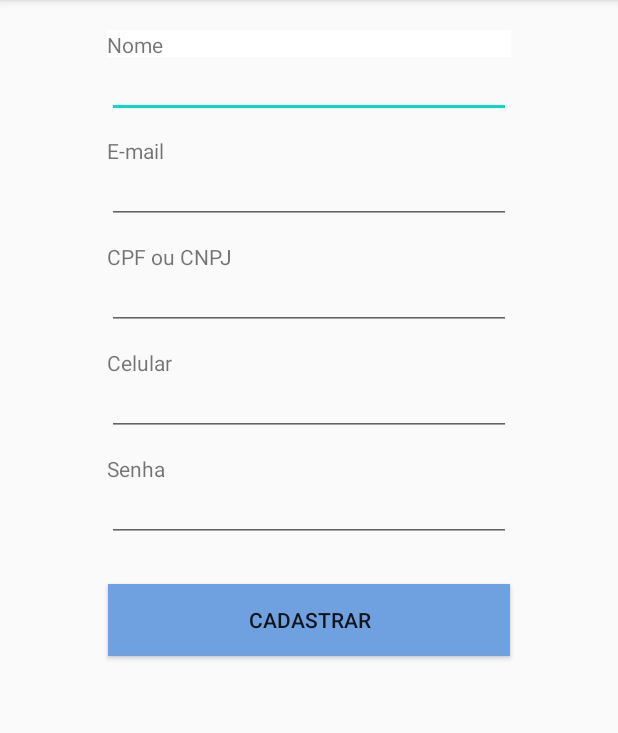
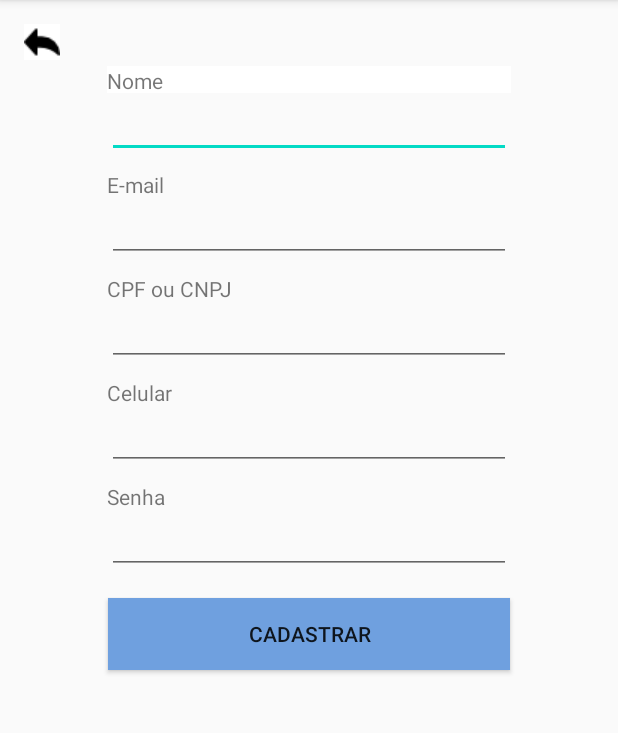
Before and after one commit to lauraol/LEDSolutions, an Android app: the screen it shows after launch (MainActivity), after a tap on "CADASTRAR", on a phone screen of 412 x 824 dp, the part 84-817 px from its top. Run offline under Robolectric (Android 15) with nearby library versions, the phone set to English and light mode, and no system bars.

Commit message:
reestruturação do login

```diff
--- a/app/src/main/java/com/unip/ledsolutons/Conexao.java
+++ b/app/src/main/java/com/unip/ledsolutons/Conexao.java
@@ -21,6 +21,10 @@ public class Conexao extends SQLiteOpenHelper {
 
     @Override
     public void onUpgrade(SQLiteDatabase db, int oldVersion, int newVersion) {
+    }
 
+    @Override
+    public SQLiteDatabase getReadableDatabase() {
+        return super.getReadableDatabase();
     }
 }
--- a/app/src/main/java/com/unip/ledsolutons/LoginDAO.java
+++ b/app/src/main/java/com/unip/ledsolutons/LoginDAO.java
@@ -12,17 +12,5 @@ public class LoginDAO {
         conexao = new Conexao(context, null); //criando conexão
         banco = conexao.getWritableDatabase(); //pegando meu banco de dados
     }
-  public Usuario validarLogin(String login, String senha) {
-
-      String[] selectionArgs = new String[]{login, senha};
-      Cursor cursor = banco.rawQuery("SELECT * FROM usuario WHERE nome=? AND password=?", selectionArgs);
-      Usuario usuarioLinha = null;
-      while (cursor.moveToNext()) {
-          usuarioLinha = new Usuario();
-          usuarioLinha.setNome(cursor.getString(cursor.getColumnIndex("nome")));
-          usuarioLinha.setPassword(cursor.getString(cursor.getColumnIndex("password")));
-      }cursor.close();
-      return usuarioLinha;
-  }
 
 }
--- a/app/src/main/java/com/unip/ledsolutons/MainActivity.java
+++ b/app/src/main/java/com/unip/ledsolutons/MainActivity.java
@@ -1,9 +1,13 @@
 
 package com.unip.ledsolutons;
+import android.content.Intent;
+import android.content.SharedPreferences;
 import android.os.Bundle;
 import android.support.v7.app.AppCompatActivity;
 import android.view.View;
+import android.widget.Button;
 import android.widget.EditText;
+import android.widget.ImageButton;
 import android.widget.Toast;
 
 public class MainActivity extends AppCompatActivity {
@@ -14,6 +18,7 @@ public class MainActivity extends AppCompatActivity {
     private EditText phone;
     private EditText password;
     private UsuarioDAO dao;
+    ImageButton buttonBack;
 
     @Override
     protected void onCreate(Bundle savedInstanceState) {
@@ -26,17 +31,76 @@ public class MainActivity extends AppCompatActivity {
         phone = findViewById(R.id.fieldPhone);
         password = findViewById(R.id.fieldPassword);
         dao = new UsuarioDAO(this);
+
+        buttonBack = (ImageButton)findViewById(R.id.btBack2);
+
+        buttonBack.setOnClickListener(new View.OnClickListener() {
+            @Override
+            public void onClick(View v) {
+                Intent i = new Intent(MainActivity.this, TelaLogin.class);
+                startActivity(i);
+            }
+        });
+
     }
 
     public void salvar(View view){
         Usuario usuario = new Usuario();
 
+        SharedPreferences preferences = getSharedPreferences("MYPREFS",MODE_PRIVATE);
         usuario.setNome(nome.getText().toString());
         usuario.setEmail(email.getText().toString());
         usuario.setCpf(cpf.getText().toString());
         usuario.setPhone(phone.getText().toString());
         usuario.setPassword(password.getText().toString());
         long id = dao.inserir(usuario);
+
         Toast.makeText(this, "Usuário inserido com id: " + id, Toast.LENGTH_SHORT).show();
     }
+
+
+
+
+
+
+
+    /*protected void onCreate(Bundle savedInstanceState) {
+    super.onCreate(savedInstanceState);
+    setContentView(R.layout.activity_main);
+
+    final EditText userName = (EditText) findViewById(R.id.fieldName);
+    final EditText email = (EditText) findViewById(R.id.fieldEmail);
+    final EditText cpf = findViewById(R.id.fieldCPF);
+    final EditText phone = findViewById(R.id.fieldPhone);
+    final EditText password = (EditText) findViewById(R.id.fieldPassword);
+    Button btnRegister = (Button) findViewById(R.id.buttonRegister);
+
+
+        btnRegister.setOnClickListener(new View.OnClickListener() {
+        @Override
+        public void onClick(View v) {
+
+            SharedPreferences preferences = getSharedPreferences("MYPREFS",MODE_PRIVATE);
+            String newUser  = userName.getText().toString();
+            String newEmail = email.getText().toString();
+            String newCpf = cpf.getText().toString();
+            String newPhone = phone.getText().toString();
+            String newPassword = password.getText().toString();
+
+            SharedPreferences.Editor editor = preferences.edit();
+
+            editor.putString(newUser,newUser);
+            editor.commit();
+            editor.putString(newPassword, newPassword);
+            editor.commit();
+            editor.putString(newCpf, newCpf);
+            editor.commit();
+            editor.putString(newPhone, newPhone);
+            editor.commit();
+            editor.putString(newUser + newPassword + "data", newUser + "\n" + newEmail);
+            editor.commit();
+        }
+    });
+
+}*/
 }
--- a/app/src/main/java/com/unip/ledsolutons/PerfilUsuarioActivity.java
+++ b/app/src/main/java/com/unip/ledsolutons/PerfilUsuarioActivity.java
@@ -1,6 +1,7 @@
 package com.unip.ledsolutons;
 
 import android.content.Context;
+import android.content.SharedPreferences;
 import android.content.Intent;
 import android.support.v7.app.AppCompatActivity;
 import android.os.Bundle;
@@ -51,10 +52,13 @@ public class PerfilUsuarioActivity extends AppCompatActivity {
         pegaUsuarioPorId = dao.obterUsuarioPorId(3); // pegando meu usuario
         usuariosFiltrados.add(pegaUsuarioPorId); //lista dos dados
         ArrayAdapter<Usuario> adaptador = new ArrayAdapter<Usuario>(this, android.R.layout.simple_list_item_1, Collections.singletonList(pegaUsuarioPorId));
-
         listView.setAdapter(adaptador);
 
+        /*SharedPreferences preferences = getSharedPreferences("MYPREFS", MODE_PRIVATE);
+        String display = preferences.getString("display", "");
 
+        TextView displayInfo = (TextView) findViewById(R.id.textNomePerfil);
+        displayInfo.setText(display);*/
 
 
         botaoMinhaCarteira.setOnClickListener(new View.OnClickListener() {
--- a/app/src/main/java/com/unip/ledsolutons/TelaLogin.java
+++ b/app/src/main/java/com/unip/ledsolutons/TelaLogin.java
@@ -2,8 +2,10 @@
 
     import android.content.Context;
     import android.content.Intent;
+    import android.content.SharedPreferences;
     import android.database.Cursor;
     import android.database.sqlite.SQLiteDatabase;
+    import android.database.sqlite.SQLiteOpenHelper;
     import android.support.v7.app.AppCompatActivity;
     import android.os.Bundle;
     import android.view.View;
@@ -14,13 +16,14 @@
 
     public class TelaLogin extends AppCompatActivity {
 
-        private EditText tEmail;
-        private EditText tPassword;
+        //private EditText tEmail;
+        //private EditText tPassword;
         private LoginDAO dao;
-        Button buttonLogin, buttonCadastrar;
+        Button buttonLogin;
         private EditText fieldName;
-         private EditText fieldPassword;
+        private EditText fieldPassword;
         private Conexao conexao;
+        private SharedPreferences sharedPref;
         private SQLiteDatabase banco;
 
 
@@ -29,93 +32,57 @@
             super.onCreate(savedInstanceState);
             setContentView(R.layout.activity_tela_login);
 
-            tEmail = (EditText) findViewById(R.id.tEmail);
-            tPassword = (EditText) findViewById(R.id.tPassword);
-            buttonLogin = (Button) findViewById(R.id.buttonLogin);
-            buttonCadastrar = (Button) findViewById(R.id.buttonCadastrar);
+            final EditText tEmail = (EditText) findViewById(R.id.tEmail);
+            final EditText tPassword = (EditText) findViewById(R.id.tPassword);
+            Button btnLogin = (Button) findViewById(R.id.buttonLogin);
+            Button btnRegister = (Button) findViewById(R.id.buttonCadastrar);
 
 
-            //se o usuário clicar no login
+            btnLogin.setOnClickListener(new View.OnClickListener() {
+                @Override
+                public void onClick(View v) {
+                    String user = tEmail.getText().toString();
+                    String password = tPassword.getText().toString();
+                    SharedPreferences preferences = getSharedPreferences("MYPREFS", MODE_PRIVATE);
+
+
+                    String userDetails = preferences.getString(user + password + "data","No information on that user.");
+                    SharedPreferences.Editor editor = preferences.edit();
+                    editor.putString("display",userDetails);
+                    editor.commit();
+
+                    Intent displayScreen = new Intent(TelaLogin.this, PerfilUsuarioActivity.class);
+                    startActivity(displayScreen);
+                }
+            });
+
+            btnRegister.setOnClickListener(new View.OnClickListener() {
+                @Override
+                public void onClick(View v) {
+                    Intent registerScreen = new Intent(TelaLogin.this, MainActivity.class);
+                    startActivity(registerScreen);
+                }
+            });
+
+            buttonLogin = findViewById(R.id.buttonLogin);
             buttonLogin.setOnClickListener(new View.OnClickListener() {
                 @Override
                 public void onClick(View v) {
-                    if ((tEmail.getText().length() == 0) || (tPassword.getText().length() == 0)) {
-                        Toast.makeText(getApplication(),
-                                "Os campos login e senha são obrigatórios",
-                                Toast.LENGTH_LONG).show();
+                    String nomeLogin = ((EditText) findViewById(R.id.tEmail)).getText().toString();
+                    String senhaLogin = ((EditText) findViewById(R.id.tPassword)).getText().toString();
 
-                    } else {
-                        Toast.makeText(getApplication(),
-                                "Seja bem vindo, " + tEmail.getText().toString() + "!",
-                                Toast.LENGTH_LONG).show();
-                        Intent i = new Intent(TelaLogin.this, PerfilUsuarioActivity.class);
-                        startActivity(i);
-                        //Limpando os dados digitados programaticamente
-                        tEmail.setText("");
-                        tPassword.setText("");
+                    UsuarioDAO dao = new UsuarioDAO(TelaLogin.this);
+                    Usuario usuario = dao.validarLogin(nomeLogin, senhaLogin);
+
+                    // Se a variável usuario for diferente de null, significa que consultou no SQLite e esse usuário existe, então:
+                    if (usuario != null){
+                        Intent vaiParaPerfil = new Intent(TelaLogin.this, PerfilUsuarioActivity.class);
+                        startActivity(vaiParaPerfil);
+                    }else{
+                        Toast.makeText(TelaLogin.this, "Usuário ou senha não conferem!", Toast.LENGTH_SHORT).show();
                     }
                 }
             });
+        }
 
-            //Se o usuário clicar no botão para se registrar
-            buttonCadastrar.setOnClickListener(new View.OnClickListener() {
-                @Override
-                public void onClick(View v) {
-                    Intent i = new Intent(TelaLogin.this, MainActivity.class);
-                    startActivity(i);
-                }
-            });
-
-
-/*teste - -- - - - -  -  --
-
-            public Usuario validarLogin (String fieldName, String fieldPassword){
-
-                String[] selectionArgs = new String[]{fieldName, fieldPassword};
-                Cursor cursor = dao.getReadableDatabase().rawQuery("SELECT * FROM Usuarios WHERE usuario_nome=? AND usuario_senha=?", selectionArgs);
-                Usuario usuarioLinha = null;
-                while (cursor.moveToNext()) {
-                    usuarioLinha = new Usuario();
-                    usuarioLinha.setNome(cursor.getString(cursor.getColumnIndex("usuario_nome")));
-                    usuarioLinha.setPassword(cursor.getString(cursor.getColumnIndex("usuario_senha")));
-                }
-                cursor.close();
-                return usuarioLinha;
-            }
-
-            //  private Conexao conexao;
-            //private SQLiteDatabase banco;
-        public TelaLogin(Context context) {
-                conexao = new Conexao(context, null); //criando conexão
-                banco = conexao.getWritableDatabase(); //pegando meu banco de dados
-            }
-            public Usuario validarLogin (String login, String senha){
-
-                String[] selectionArgs = new String[]{login, senha};
-                Cursor cursor = banco.rawQuery("SELECT * FROM usuario WHERE nome=? AND password=?", selectionArgs);
-                Usuario usuarioLinha = new Usuario();
-
-                String fieldName = ((EditText) findViewById(R.id.fieldName)).getText().toString();
-                String fieldPassword = ((EditText) findViewById(R.id.fieldPassword)).getText().toString();
-
-                Usuario usuario = dao.validarLogin(fieldName, fieldPassword);
-
-                //Se a variavel usuario for diferente de null
-
-                if (usuario != null) {
-                    Intent i = new Intent(TelaLogin.this, PerfilUsuarioActivity.class);
-                    startActivity(i);
-                } else {
-                    Toast.makeText(getApplication(),
-                            "Usuário e/ou senha nao conferem",
-                            Toast.LENGTH_LONG).show();
-                }
-
-
-            }
-
-
-            //Tentativa de criar validação
-        }*/
-        }
     }
--- a/app/src/main/java/com/unip/ledsolutons/UsuarioDAO.java
+++ b/app/src/main/java/com/unip/ledsolutons/UsuarioDAO.java
@@ -76,4 +76,18 @@ public class UsuarioDAO {
         banco.close();
         return usuarioID;
     }
+
+    public Usuario validarLogin(String login, String senha) {
+
+        String[] selectionArgs = new String[]{login, senha};
+        Cursor cursor = banco.getReadableDatabase().rawQuery("SELECT * FROM usuario WHERE nome=? AND password=?", selectionArgs);
+        Usuario usuarioLinha = null;
+        while (cursor.moveToNext()) {
+            usuarioLinha = new Usuario();
+            usuarioLinha.setNome(cursor.getString(cursor.getColumnIndex("nome")));
+            usuarioLinha.setPassword(cursor.getString(cursor.getColumnIndex("password")));
+        }
+        cursor.close();
+        return usuarioLinha;
+    }
 }
--- a/app/src/main/res/layout/activity_main.xml
+++ b/app/src/main/res/layout/activity_main.xml
@@ -6,38 +6,23 @@
     android:layout_height="match_parent"
     tools:context=".MainActivity">
 
-    <LinearLayout
-        android:layout_width="match_parent"
-        android:layout_height="match_parent"
-        android:orientation="vertical"
-        tools:layout_editor_absoluteX="0dp"
-        tools:layout_editor_absoluteY="0dp"/>
-
 
     <TextView
         android:id="@+id/register_name"
         android:layout_width="269dp"
         android:layout_height="18dp"
-        android:layout_marginStart="42dp"
-        android:layout_marginLeft="42dp"
-        android:layout_marginTop="20dp"
-        android:layout_marginEnd="42dp"
-        android:layout_marginRight="42dp"
+        android:layout_marginTop="4dp"
         android:background="#FFFFFF"
         android:text="Nome"
         app:layout_constraintEnd_toEndOf="parent"
         app:layout_constraintStart_toStartOf="parent"
-        app:layout_constraintTop_toTopOf="parent" />
+        app:layout_constraintTop_toBottomOf="@+id/btBack2" />
 
     <EditText
         android:id="@+id/fieldName"
         android:layout_width="269dp"
         android:layout_height="35dp"
-        android:layout_marginStart="42dp"
-        android:layout_marginLeft="42dp"
-        android:layout_marginTop="5dp"
-        android:layout_marginEnd="42dp"
-        android:layout_marginRight="42dp"
+        android:layout_marginTop="8dp"
         android:drawablePadding="5dp"
         android:inputType="textPersonName"
         android:textSize="12sp"
@@ -49,11 +34,7 @@
         android:id="@+id/register_email"
         android:layout_width="269dp"
         android:layout_height="18dp"
-        android:layout_marginStart="42dp"
-        android:layout_marginLeft="42dp"
-        android:layout_marginTop="12dp"
-        android:layout_marginEnd="42dp"
-        android:layout_marginRight="42dp"
+        android:layout_marginTop="8dp"
         android:text="E-mail"
         app:layout_constraintEnd_toEndOf="parent"
         app:layout_constraintStart_toStartOf="parent"
@@ -63,11 +44,7 @@
         android:id="@+id/fieldEmail"
         android:layout_width="269dp"
         android:layout_height="35dp"
-        android:layout_marginStart="42dp"
-        android:layout_marginLeft="42dp"
-        android:layout_marginTop="5dp"
-        android:layout_marginEnd="42dp"
-        android:layout_marginRight="42dp"
+        android:layout_marginTop="8dp"
         android:inputType="textPersonName"
         android:textSize="12sp"
         app:layout_constraintEnd_toEndOf="parent"
@@ -78,11 +55,7 @@
         android:id="@+id/register_CPF"
         android:layout_width="269dp"
         android:layout_height="18dp"
-        android:layout_marginStart="42dp"
-        android:layout_marginLeft="42dp"
-        android:layout_marginTop="12dp"
-        android:layout_marginEnd="42dp"
-        android:layout_marginRight="42dp"
+        android:layout_marginTop="8dp"
         android:text="CPF ou CNPJ"
         app:layout_constraintEnd_toEndOf="parent"
         app:layout_constraintStart_toStartOf="parent"
@@ -92,11 +65,7 @@
         android:id="@+id/fieldCPF"
         android:layout_width="269dp"
         android:layout_height="35dp"
-        android:layout_marginStart="42dp"
-        android:layout_marginLeft="42dp"
-        android:layout_marginTop="5dp"
-        android:layout_marginEnd="42dp"
-        android:layout_marginRight="42dp"
+        android:layout_marginTop="8dp"
         android:inputType="textPersonName"
         android:textSize="12sp"
         app:layout_constraintEnd_toEndOf="parent"
@@ -107,11 +76,7 @@
         android:id="@+id/register_phone"
         android:layout_width="269dp"
         android:layout_height="18dp"
-        android:layout_marginStart="42dp"
-        android:layout_marginLeft="42dp"
-        android:layout_marginTop="12dp"
-        android:layout_marginEnd="42dp"
-        android:layout_marginRight="42dp"
+        android:layout_marginTop="8dp"
         android:text="Celular"
         app:layout_constraintEnd_toEndOf="parent"
         app:layout_constraintStart_toStartOf="parent"
@@ -121,11 +86,7 @@
         android:id="@+id/fieldPhone"
         android:layout_width="269dp"
         android:layout_height="35dp"
-        android:layout_marginStart="42dp"
-        android:layout_marginLeft="42dp"
-        android:layout_marginTop="5dp"
-        android:layout_marginEnd="42dp"
-        android:layout_marginRight="42dp"
+        android:layout_marginTop="8dp"
         android:inputType="textPersonName"
         android:textSize="12sp"
         app:layout_constraintEnd_toEndOf="parent"
@@ -136,11 +97,7 @@
         android:id="@+id/register_password"
         android:layout_width="269dp"
         android:layout_height="18dp"
-        android:layout_marginStart="42dp"
-        android:layout_marginLeft="42dp"
-        android:layout_marginTop="12dp"
-        android:layout_marginEnd="42dp"
-        android:layout_marginRight="42dp"
+        android:layout_marginTop="8dp"
         android:text="Senha"
         app:layout_constraintEnd_toEndOf="parent"
         app:layout_constraintStart_toStartOf="parent"
@@ -150,11 +107,7 @@
         android:id="@+id/fieldPassword"
         android:layout_width="269dp"
         android:layout_height="35dp"
-        android:layout_marginStart="42dp"
-        android:layout_marginLeft="42dp"
-        android:layout_marginTop="5dp"
-        android:layout_marginEnd="42dp"
-        android:layout_marginRight="42dp"
+        android:layout_marginTop="8dp"
         android:inputType="textPersonName"
         android:textSize="12sp"
         app:layout_constraintEnd_toEndOf="parent"
@@ -165,11 +118,7 @@
         android:id="@+id/buttonRegister"
         android:layout_width="268dp"
         android:layout_height="wrap_content"
-        android:layout_marginStart="42dp"
-        android:layout_marginLeft="42dp"
-        android:layout_marginTop="28dp"
-        android:layout_marginEnd="42dp"
-        android:layout_marginRight="42dp"
+        android:layout_marginTop="16dp"
         android:background="@color/azul"
         android:onClick="salvar"
         android:text="Cadastrar"
@@ -177,4 +126,16 @@
         app:layout_constraintStart_toStartOf="parent"
         app:layout_constraintTop_toBottomOf="@+id/fieldPassword" />
 
+    <ImageButton
+        android:id="@+id/btBack2"
+        android:layout_width="wrap_content"
+        android:layout_height="wrap_content"
+        android:layout_marginStart="16dp"
+        android:layout_marginLeft="16dp"
+        android:layout_marginTop="16dp"
+        android:background="#FFFFFF"
+        app:layout_constraintStart_toStartOf="parent"
+        app:layout_constraintTop_toTopOf="parent"
+        app:srcCompat="@drawable/back" />
+
 </android.support.constraint.ConstraintLayout>
--- a/app/src/main/res/layout/activity_perfil_usuario.xml
+++ b/app/src/main/res/layout/activity_perfil_usuario.xml
@@ -10,8 +10,8 @@
         android:id="@+id/textNomePerfil"
         android:layout_width="206dp"
         android:layout_height="30dp"
-        android:layout_marginTop="32dp"
-        android:text="Olá, Fulano!"
+        android:layout_marginTop="28dp"
+        android:text="Olá, seja bem-vindo!"
         android:textAlignment="center"
         android:textSize="20sp"
         app:layout_constraintEnd_toEndOf="parent"
@@ -52,7 +52,7 @@
         app:layout_constraintHorizontal_bias="0.453"
         app:layout_constraintStart_toStartOf="parent"
         app:layout_constraintTop_toTopOf="parent"
-        app:srcCompat="@drawable/femea" />
+        app:srcCompat="@drawable/profile" />
 
     <Button
         android:id="@+id/buttonLogout"
```
Also changed, not shown: 1 other file.
